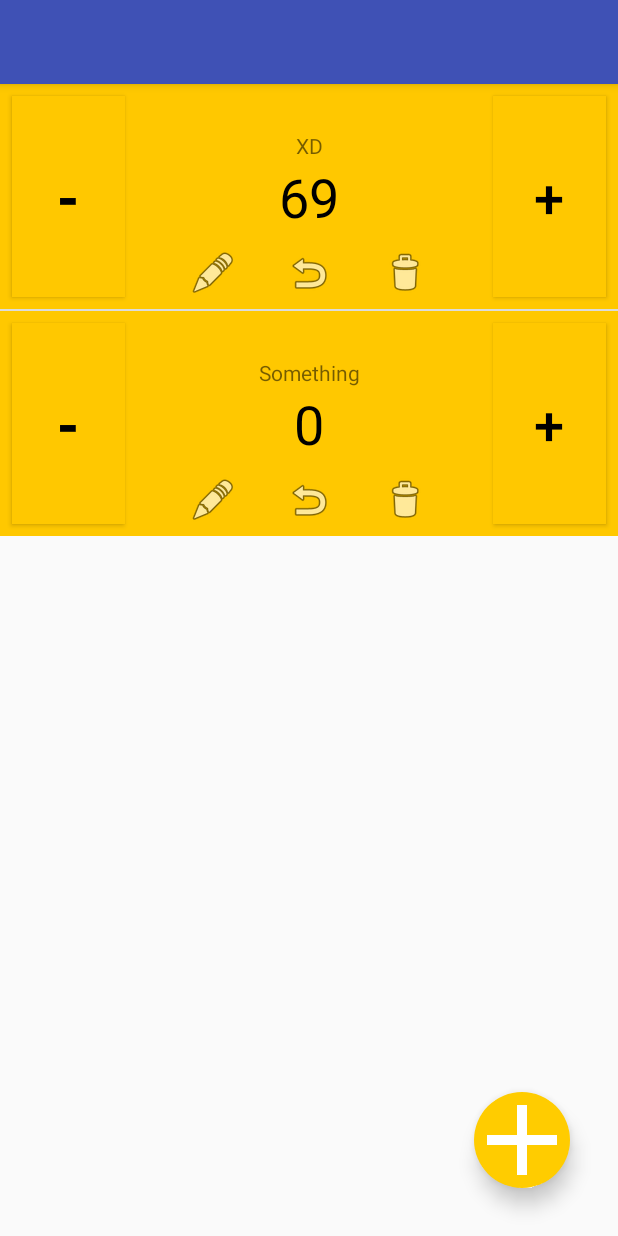
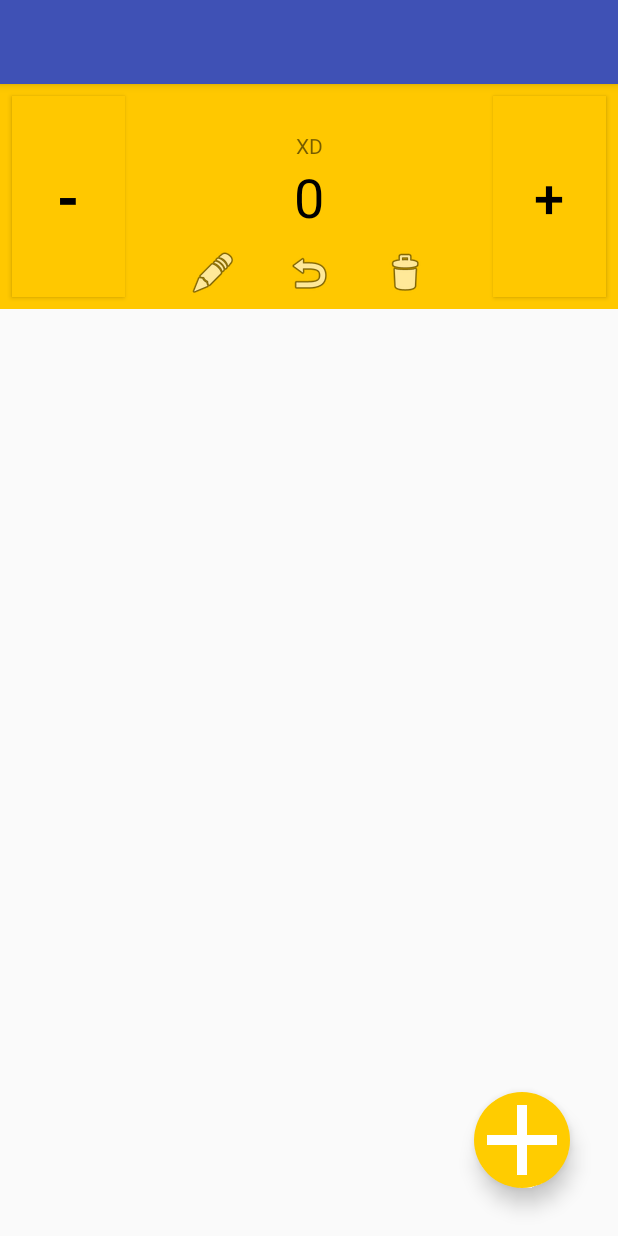
Before and after one commit to jaro2gw/KLKR, an Android app: the screen it shows after launch (MainActivity), after a tap on "button xd", on a phone screen of 412 x 824 dp. Run offline under Robolectric (Android 15) with nearby library versions, the phone set to English and light mode, and no system bars.

Commit message:
Add basic functionality to menu items

```diff
--- a/app/src/main/java/jaro2gw/klkr/MainActivity.kt
+++ b/app/src/main/java/jaro2gw/klkr/MainActivity.kt
@@ -11,7 +11,7 @@ import jaro2gw.klkr.model.clicker.ClickerAdapter
 import java.util.*
 
 class MainActivity : AppCompatActivity() {
-    val clickerList = LinkedList<Clicker>()
+    private val clickerList = LinkedList<Clicker>()
 
     override fun onCreate(savedInstanceState: Bundle?) {
         super.onCreate(savedInstanceState)
@@ -22,8 +22,8 @@ class MainActivity : AppCompatActivity() {
 
         val adapter = ClickerAdapter(this, clickerList)
 
-        val add = findViewById<ImageButton>(R.id.button_add_clicker)
-        add.setOnClickListener {
+        val addClickerButton = findViewById<ImageButton>(R.id.button_add_clicker)
+        addClickerButton.setOnClickListener {
             clickerList.add(Clicker())
             adapter.notifyDataSetChanged()
         }
--- a/app/src/main/java/jaro2gw/klkr/model/clicker/ClickerAdapter.kt
+++ b/app/src/main/java/jaro2gw/klkr/model/clicker/ClickerAdapter.kt
@@ -6,38 +6,56 @@ import android.view.View
 import android.view.ViewGroup
 import android.widget.ArrayAdapter
 import android.widget.Button
+import android.widget.ImageButton
 import android.widget.TextView
 import jaro2gw.klkr.R
 
-class ClickerAdapter(
-        context: Context,
-        val list: List<Clicker>
-) : ArrayAdapter<Clicker>(context, R.layout.clicker, list) {
+class ClickerAdapter(context: Context, val list: MutableList<Clicker>) : ArrayAdapter<Clicker>(context, R.layout.clicker, list) {
     override fun getView(position: Int, convertView: View?, parent: ViewGroup): View {
         val inflater = context.getSystemService(Context.LAYOUT_INFLATER_SERVICE) as LayoutInflater
-        val clieckerView = inflater.inflate(R.layout.clicker, parent, false)
+        val clickerView = inflater.inflate(R.layout.clicker, parent, false)
 
-        val btnDec = clieckerView.findViewById(R.id.button_dec) as Button
-        val btnInc = clieckerView.findViewById(R.id.button_inc) as Button
+        attachListenersToButtons(position, clickerView)
 
+        return clickerView
+    }
+
+    private fun attachListenersToButtons(position: Int, clickerView: View) {
         val clicker = list[position]
 
-        val countView = clieckerView.findViewById(R.id.count_view) as TextView
-        countView.setSelectAllOnFocus(true)
+        val countView = clickerView.findViewById<TextView>(R.id.view_count)
         countView.text = clicker.count.toString()
 
-        val nameView = clieckerView.findViewById(R.id.name_view) as TextView
-        nameView.setSelectAllOnFocus(true)
+        val nameView = clickerView.findViewById<TextView>(R.id.view_name)
         nameView.text = clicker.name
 
-        btnDec.setOnClickListener { updateQty(countView, clicker, -1) }
-        btnInc.setOnClickListener { updateQty(countView, clicker, +1) }
-
-        return clieckerView
+        with(clickerView) {
+            findViewById<Button>(R.id.button_dec).setOnClickListener { updateCount(countView, clicker, -1) }
+            findViewById<Button>(R.id.button_inc).setOnClickListener { updateCount(countView, clicker, +1) }
+            findViewById<ImageButton>(R.id.button_edit).setOnClickListener { editClickerValues(clicker, countView, nameView) }
+            findViewById<ImageButton>(R.id.button_reset).setOnClickListener { resetClickerCount(countView, clicker) }
+            findViewById<ImageButton>(R.id.button_delete).setOnClickListener { deleteClicker(position) }
+        }
     }
 
-    private fun updateQty(countView: TextView, element: Clicker, i: Int) {
-        element.count += i
-        countView.text = element.count.toString()
+    private fun editClickerValues(clicker: Clicker, countView: TextView, nameView: TextView) {
+        //TODO prompt for new values
+    }
+
+    private fun resetClickerCount(countView: TextView, clicker: Clicker) {
+        //TODO prompt for confirmation
+        clicker.count = 0
+        countView.text = clicker.count.toString()
+    }
+
+    private fun deleteClicker(position: Int) {
+        //TODO prompt for confirmation
+        notifyDataSetChanged()
+        list.removeAt(position)
+    }
+
+    private fun updateCount(countView: TextView, clicker: Clicker, i: Int) {
+        clicker.count += i
+        countView.text = clicker.count.toString()
     }
 }
--- a/app/src/main/res/layout/clicker.xml
+++ b/app/src/main/res/layout/clicker.xml
@@ -6,6 +6,7 @@
     android:layout_height="wrap_content"
     android:background="@color/colorAccent"
     android:minHeight="@dimen/clicker_height"
+    android:maxHeight="@dimen/clicker_height"
     tools:context=".model.clicker.Clicker"
     tools:layout_editor_absoluteY="25dp">
 
@@ -59,8 +60,8 @@
             android:contentDescription="@string/button_xd"
             android:src="@android:drawable/ic_menu_revert"
             app:layout_constraintBottom_toBottomOf="parent"
-            app:layout_constraintEnd_toEndOf="@+id/count_view"
-            app:layout_constraintStart_toStartOf="@+id/count_view" />
+            app:layout_constraintEnd_toEndOf="@+id/view_count"
+            app:layout_constraintStart_toStartOf="@+id/view_count" />
 
         <ImageButton
             android:id="@+id/button_delete"
@@ -87,18 +88,18 @@
             app:layout_constraintTop_toTopOf="@+id/button_reset" />
 
         <TextView
-            android:id="@+id/name_view"
+            android:id="@+id/view_name"
             android:layout_width="wrap_content"
             android:layout_height="wrap_content"
             android:text="@string/name"
             android:textAlignment="center"
-            app:layout_constraintBottom_toTopOf="@+id/count_view"
-            app:layout_constraintEnd_toEndOf="@+id/count_view"
+            app:layout_constraintBottom_toTopOf="@+id/view_count"
+            app:layout_constraintEnd_toEndOf="@+id/view_count"
             app:layout_constraintHorizontal_bias="0.507"
-            app:layout_constraintStart_toStartOf="@+id/count_view" />
+            app:layout_constraintStart_toStartOf="@+id/view_count" />
 
         <TextView
-            android:id="@+id/count_view"
+            android:id="@+id/view_count"
             android:layout_width="100dp"
             android:layout_height="wrap_content"
             android:layout_margin="8dp"
@@ -106,7 +107,7 @@
             android:layout_marginEnd="8dp"
             android:ems="10"
             android:importantForAutofill="no"
-            android:labelFor="@id/count_view"
+            android:labelFor="@id/view_count"
             android:text="@string/zero"
             android:textAlignment="center"
             android:textAllCaps="false"
--- a/app/src/main/res/values/dimens.xml
+++ b/app/src/main/res/values/dimens.xml
@@ -1,6 +1,5 @@
 <resources>
     <dimen name="add_button_margin">32dp</dimen>
     <dimen name="clicker_height">150dp</dimen>
-    <dimen name="clicker_menu_height">50dp</dimen>
     <dimen name="menu_item">32dp</dimen>
 </resources>
```
Also changed, not shown: app/src/main/java/jaro2gw/klkr/model/clicker/Clicker.kt (+24 -5 lines), app/src/main/res/layout/content_main.xml (deleted, +0 -55 lines).
